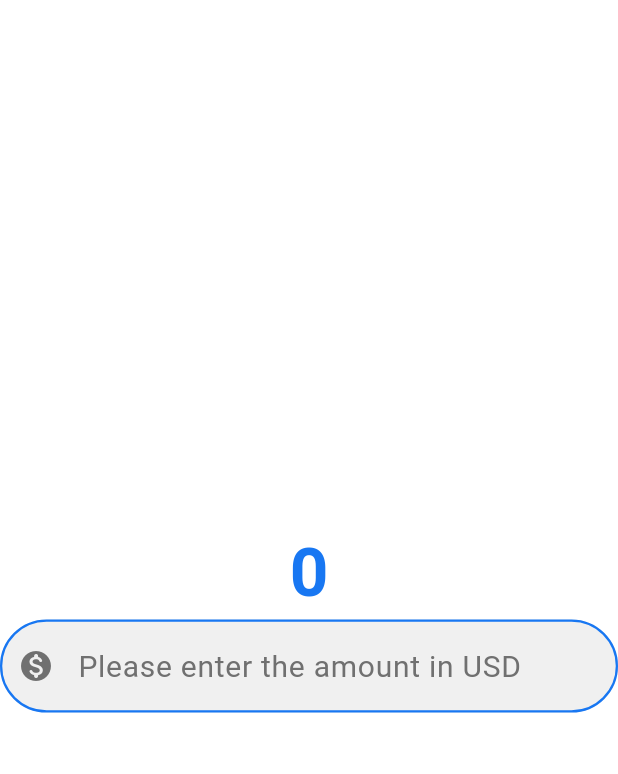
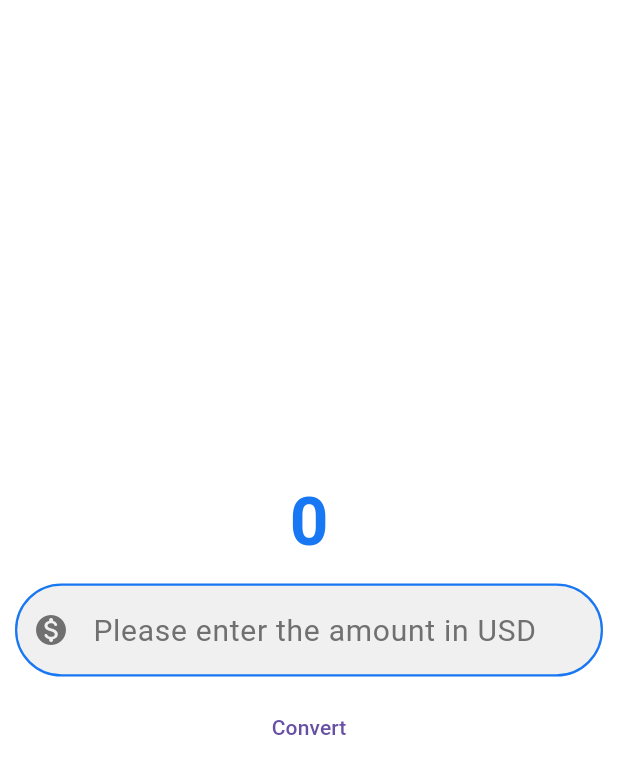
Before and after one commit to nostoc/currency-converter, a Flutter app: the screen it shows after launch, on a phone screen of 412 x 824 dp. Shown: the top 774 px of the screen. Run offline on Flutter 3.47's test engine with Material 3 defaults, Android fonts, the phone set to English and light mode, and no system bars.

Commit message:
add a button to convert currency

```diff
--- a/lib/currency_converter_material_page.dart
+++ b/lib/currency_converter_material_page.dart
@@ -1,5 +1,4 @@
 import 'package:flutter/material.dart';
-import 'package:flutter/widgets.dart';
 
 class CurrencyConverterMaterialPage extends StatelessWidget {
   const CurrencyConverterMaterialPage({super.key});
@@ -29,7 +28,9 @@ class CurrencyConverterMaterialPage extends StatelessWidget {
                 color: Color.fromRGBO(24, 119, 242, 1),
               ),
             ),
-            TextField(
+            Padding(
+              padding: const EdgeInsets.all(10.0),
+              child: TextField(
                 style: const TextStyle(
                   fontSize: 20,
                 ),
@@ -46,7 +47,15 @@ class CurrencyConverterMaterialPage extends StatelessWidget {
                   focusedBorder: border,
                   enabledBorder: border,
                 ),
+                keyboardType:
+                    const TextInputType.numberWithOptions(decimal: true),
               ),
+            ),
+            TextButton(
+                onPressed: () {
+                  print("nothing to convert");
+                },
+                child: const Text("Convert"))
           ],
         ),
       ),
```
Lines whose indentation alone changed are shown as unchanged.
